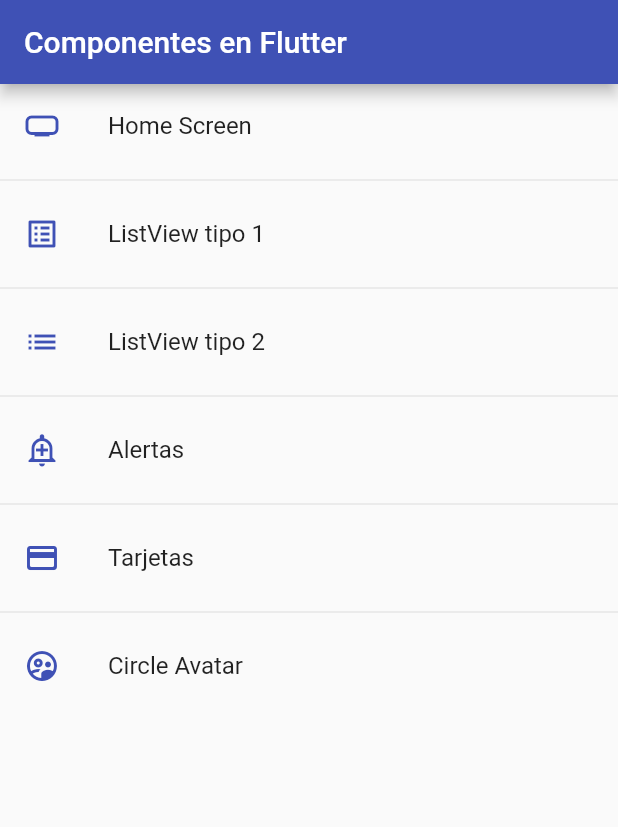
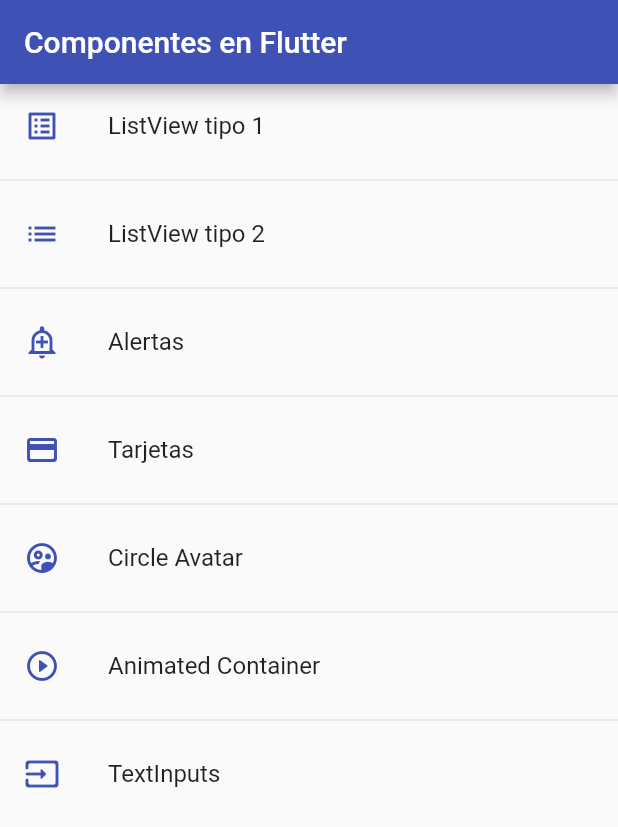
Before and after one commit to alexqgon93/flutter_components, a Flutter app: the screen it shows after launch, on a phone screen of 412 x 824 dp. Shown: the top 827 px of the screen. Run offline on Flutter 3.47's test engine with Material 2 defaults, Android fonts, the phone set to English and light mode, and no system bars.

Commit message:
Added new screens, animated with container animation and text form filed where is starrting to be filled with forms

```diff
--- a/lib/router/app_routes.dart
+++ b/lib/router/app_routes.dart
@@ -6,11 +6,11 @@ class AppRoutes {
   static const initialRoute = 'home';
 
   static final menuOptions = <MenuOption>[
-    MenuOption(
+    /*MenuOption(
         route: 'home',
         name: 'Home Screen',
         screen: const HomeScreen(),
-        icon: Icons.home_max_sharp),
+        icon: Icons.home_max_sharp),*/
     MenuOption(
         route: 'listView1',
         name: 'ListView tipo 1',
@@ -36,10 +36,21 @@ class AppRoutes {
         name: 'Circle Avatar',
         screen: const AvatarScreen(),
         icon: Icons.supervised_user_circle_outlined),
+    MenuOption(
+        route: 'animated',
+        name: 'Animated Container',
+        screen: const AnimatedScreen(),
+        icon: Icons.play_circle_outline_rounded),
+    MenuOption(
+        route: 'inouts',
+        name: 'TextInputs',
+        screen: const InputsScreen(),
+        icon: Icons.input_rounded),
   ];
 
   static Map<String, Widget Function(BuildContext)> getAppRoutes() {
     Map<String, Widget Function(BuildContext)> appRoutes = {};
+    appRoutes.addAll({'home': (BuildContext context) => const HomeScreen()});
 
     for (final option in menuOptions) {
       appRoutes.addAll({option.route: (context) => option.screen});
--- a/lib/screens/listview2_screen.dart
+++ b/lib/screens/listview2_screen.dart
@@ -10,7 +10,6 @@ class Listview2Screen extends StatelessWidget {
     return Scaffold(
         appBar: AppBar(
           title: const Text('Listiew2 TabBar'),
-          backgroundColor: Colors.deepOrange,
         ),
         body: ListView.separated(
           itemCount: options.length,
--- a/lib/screens/screens.dart
+++ b/lib/screens/screens.dart
@@ -1,6 +1,8 @@
+export 'package:flutter_components/screens/alert_screen.dart';
+export 'package:flutter_components/screens/animated_screen.dart';
+export 'package:flutter_components/screens/avatar_screen.dart';
+export 'package:flutter_components/screens/card_screen.dart';
 export 'package:flutter_components/screens/home_screen.dart';
-export 'package:flutter_components/screens/alert_screen.dart';
-export 'package:flutter_components/screens/card_screen.dart';
+export 'package:flutter_components/screens/inputs_screen.dart';
 export 'package:flutter_components/screens/listview1_screen.dart';
 export 'package:flutter_components/screens/listview2_screen.dart';
-export 'package:flutter_components/screens/avatar_screen.dart';
```
Also changed, not shown: lib/screens/animated_screen.dart (added, +57 -0 lines), lib/screens/inputs_screen.dart (added, +28 -0 lines).
